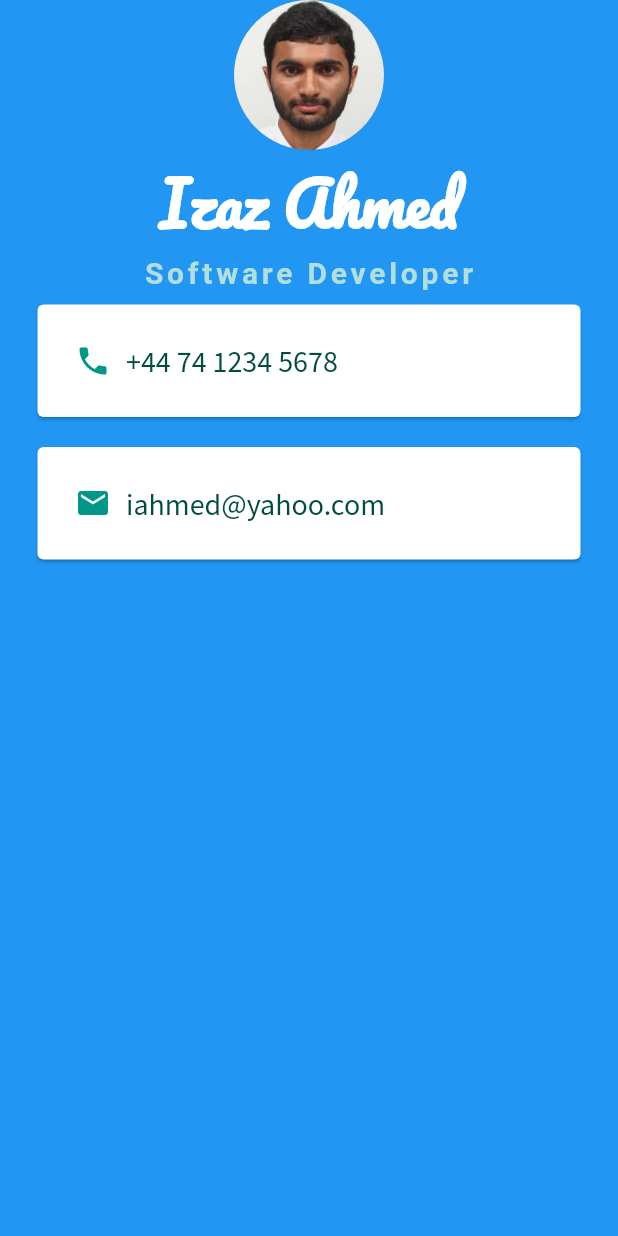
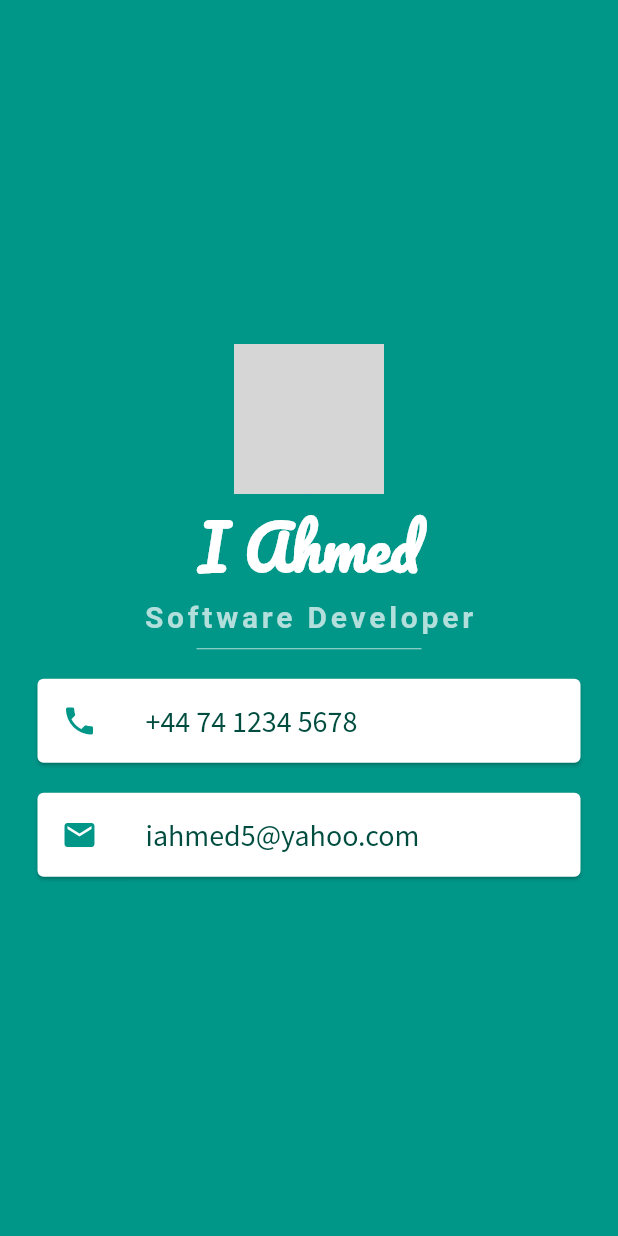
Before and after one commit to iahmed5/flutter_app, a Flutter app: the screen it shows after launch, on a phone screen of 412 x 824 dp. Run offline on Flutter 3.47's test engine with Material 2 defaults, Android fonts, the phone set to English and light mode, and no system bars; Roboto replaces fonts that are missing (SourceSansPro); grey boxes are pictures that could not be loaded.

Commit message:
business card

```diff
--- a/lib/main.dart
+++ b/lib/main.dart
@@ -9,16 +9,17 @@ class MyApp extends StatelessWidget {
   Widget build(BuildContext context) {
     return MaterialApp(
       home: Scaffold(
-        backgroundColor: Colors.blue,
+        backgroundColor: Colors.teal,
         body: SafeArea(
           child: Column(
+            mainAxisAlignment: MainAxisAlignment.center,
             children: [
               CircleAvatar(
                 radius: 50,
-                backgroundImage: AssetImage('images/iahmed.jpg'),
+                backgroundImage: AssetImage('images/profile-picture.jpg'),
               ),
               Text(
-                'Izaz Ahmed',
+                'I Ahmed',
                 style: TextStyle(
                     fontFamily: 'Pacifico',
                     fontSize: 40,
@@ -34,41 +35,41 @@ class MyApp extends StatelessWidget {
                     fontWeight: FontWeight.bold,
                     letterSpacing: 2.5),
               ),
+              SizedBox(
+                  height: 20,
+                  width: 150,
+                  child: Divider(color: Colors.teal[100])),
               Card(
-                color: Colors.white,
                 margin: EdgeInsets.symmetric(vertical: 10, horizontal: 25),
-                child: Padding(
-                  padding: EdgeInsets.all(25),
-                  child: Row(
-                    children: <Widget>[
-                      Icon(Icons.phone, color: Colors.teal),
-                      SizedBox(width: 10),
-                      Text('+44 74 1234 5678',
+                child: ListTile(
+                  leading: Icon(
+                    Icons.phone,
+                    color: Colors.teal,
+                  ),
+                  title: Text(
+                    '+44 74 1234 5678',
                     style: TextStyle(
                       fontFamily: 'Source Sans Pro',
                       fontSize: 20,
                       color: Colors.teal[900],
-                          )),
-                    ],
+                    ),
                   ),
                 ),
               ),
               Card(
-                color: Colors.white,
                 margin: EdgeInsets.symmetric(vertical: 10, horizontal: 25),
-                child: Padding(
-                  padding: EdgeInsets.all(25),
-                  child: Row(
-                    children: <Widget>[
-                      Icon(Icons.email, color: Colors.teal),
-                      SizedBox(width: 10),
-                      Text('iahmed@yahoo.com',
+                child: ListTile(
+                  leading: Icon(
+                    Icons.email,
+                    color: Colors.teal,
+                  ),
+                  title: Text(
+                    'iahmed5@yahoo.com',
                     style: TextStyle(
                       fontFamily: 'Source Sans Pro',
                       fontSize: 20,
                       color: Colors.teal[900],
-                          )),
-                    ],
+                    ),
                   ),
                 ),
               )
```
Also changed, not shown: images/iahmed.jpg (deleted), images/profile-picture.jpg (added). Lines whose indentation alone changed are shown as unchanged.
